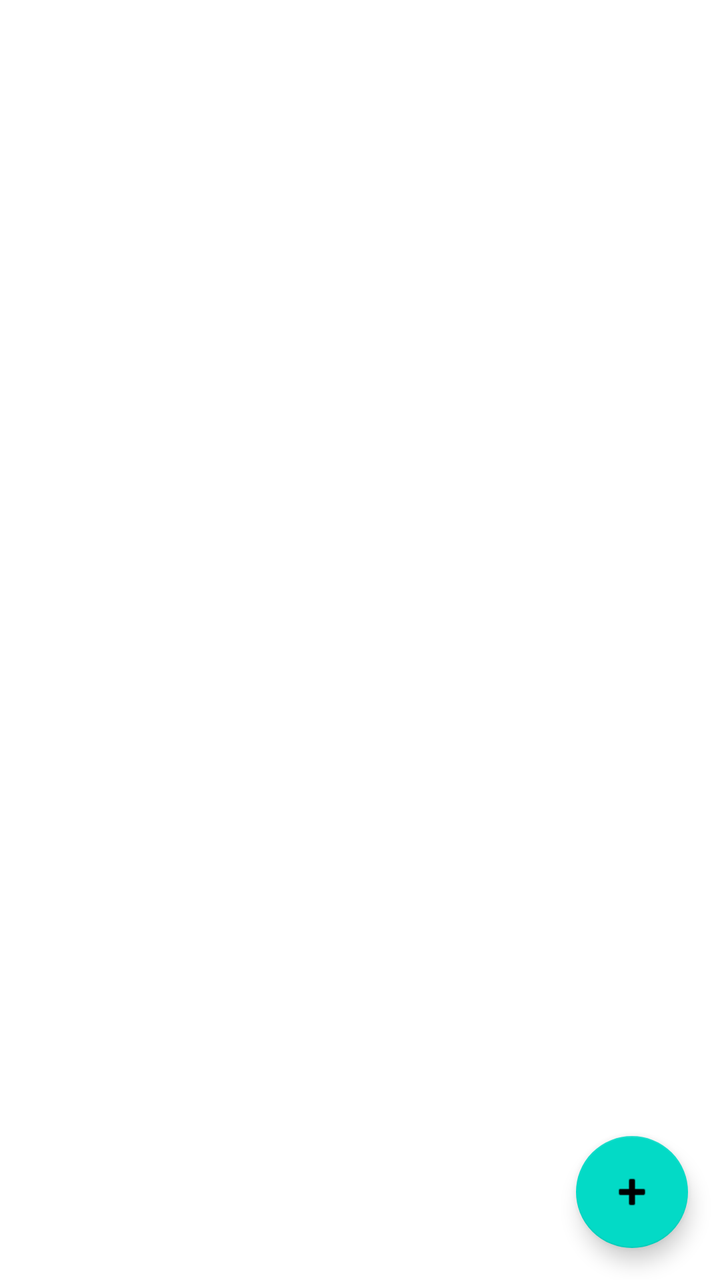
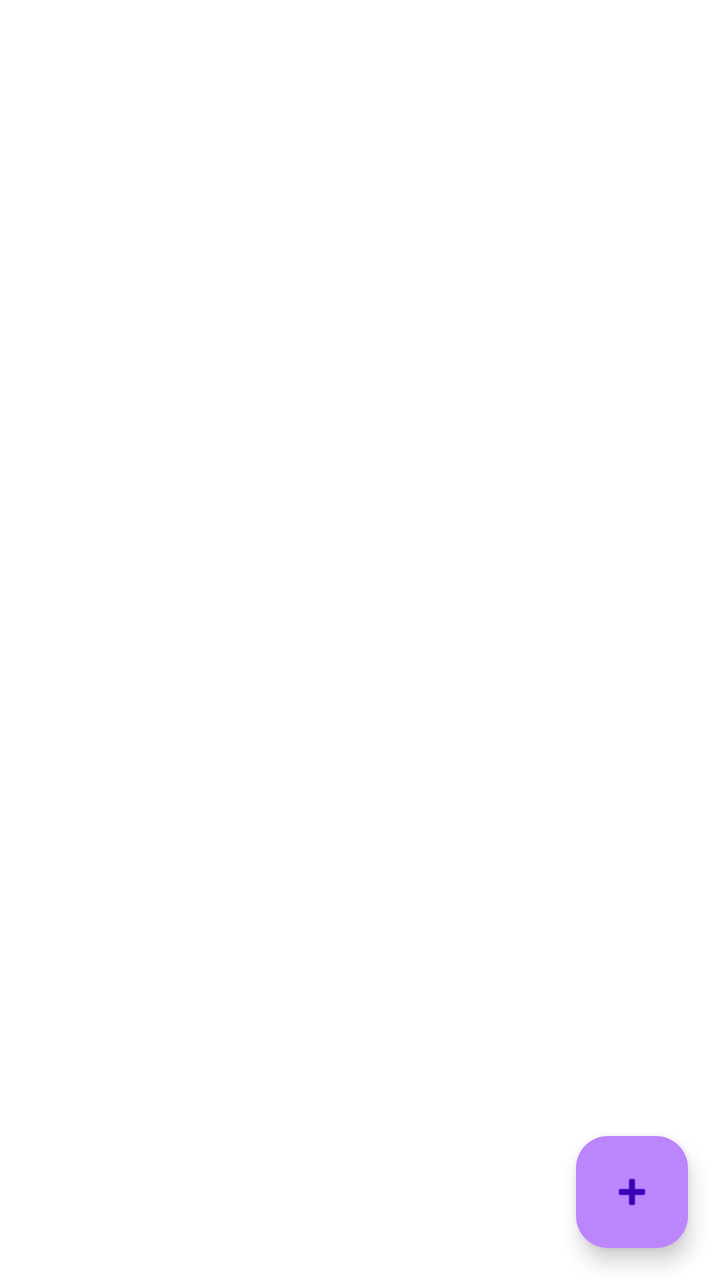

Two renders of the same Android screen: before a commit and after it. Below are the layout's source before the change and the commit's diff.
<!-- AndroidManifest.xml: application theme Theme.EasyESP -->
<!-- res/layout/fragment_known_devices.xml -->
<?xml version="1.0" encoding="utf-8"?>
<androidx.constraintlayout.widget.ConstraintLayout xmlns:android="http://schemas.android.com/apk/res/android"
    xmlns:app="http://schemas.android.com/apk/res-auto"
    xmlns:tools="http://schemas.android.com/tools"
    android:layout_width="match_parent"
    android:layout_height="match_parent"
    android:background="@color/white"
    tools:context=".KnownDevicesFragment">

    
    <androidx.recyclerview.widget.RecyclerView
        android:id="@+id/recycler_view_known_devices"
        android:layout_width="377dp"
        android:layout_height="694dp"
        android:clipToPadding="false"
        android:padding="8dp"
        app:layout_constraintBottom_toBottomOf="parent"
        app:layout_constraintEnd_toEndOf="parent"
        app:layout_constraintStart_toStartOf="parent"
        app:layout_constraintTop_toTopOf="parent"
        tools:listitem="@layout/item_known_device" />

    
    <com.google.android.material.floatingactionbutton.FloatingActionButton
        android:id="@+id/fab_add_known_device"
        android:layout_width="wrap_content"
        android:layout_height="wrap_content"
        android:layout_margin="16dp"
        android:clickable="true"
        android:contentDescription="Add New Device Manually"
        android:focusable="true"
        app:layout_constraintBottom_toBottomOf="parent"
        app:layout_constraintEnd_toEndOf="parent"
        app:srcCompat="@android:drawable/ic_input_add" />

</androidx.constraintlayout.widget.ConstraintLayout>
<!-- res/layout/item_known_device.xml (included above) -->
<?xml version="1.0" encoding="utf-8"?>
<androidx.cardview.widget.CardView xmlns:android="http://schemas.android.com/apk/res/android"
    android:layout_width="match_parent"
    android:layout_height="wrap_content"
    android:layout_marginStart="8dp"
    android:layout_marginTop="4dp"
    android:layout_marginEnd="8dp"
    android:layout_marginBottom="4dp"
    android:clickable="true"
    android:focusable="true"
    android:foreground="?android:attr/selectableItemBackground">

    <LinearLayout
        android:id="@+id/known_device_layout"
        android:layout_width="match_parent"
        android:layout_height="wrap_content"
        android:background="@color/teal_700"
        android:orientation="vertical"
        android:padding="16dp">

        <TextView
            android:id="@+id/known_device_name"
            android:layout_width="wrap_content"
            android:layout_height="wrap_content"
            android:text="ESP32 Living Room"
            android:textColor="@android:color/white"
            android:textSize="18sp"
            android:textStyle="bold" />

        <TextView
            android:id="@+id/known_device_ip"
            android:layout_width="wrap_content"
            android:layout_height="wrap_content"
            android:layout_marginTop="4dp"
            android:text="192.168.1.123"
            android:textAlignment="viewEnd"
            android:textColor="@color/white"
            android:textSize="14sp"
            android:textStyle="bold" />
    </LinearLayout>
</androidx.cardview.widget.CardView>
<!-- resources referenced by this layout -->
<resources>
  <color name="teal_700">#FF018786</color>
  <color name="white">#FFFFFFFF</color>
  <style name="Theme.EasyESP" parent="Theme.MaterialComponents.DayNight.NoActionBar">
          
      </style>
</resources>

<!-- the commit's change to res/layout/fragment_known_devices.xml (unified diff, before → after) -->
@@ -4,14 +4,12 @@
     xmlns:tools="http://schemas.android.com/tools"
     android:layout_width="match_parent"
     android:layout_height="match_parent"
-    android:background="@color/white"
     tools:context=".KnownDevicesFragment">
 
-    
     <androidx.recyclerview.widget.RecyclerView
         android:id="@+id/recycler_view_known_devices"
-        android:layout_width="377dp"
-        android:layout_height="694dp"
+        android:layout_width="0dp"
+        android:layout_height="0dp"
         android:clipToPadding="false"
         android:padding="8dp"
         app:layout_constraintBottom_toBottomOf="parent"
@@ -20,15 +18,12 @@
         app:layout_constraintTop_toTopOf="parent"
         tools:listitem="@layout/item_known_device" />
 
-    
     <com.google.android.material.floatingactionbutton.FloatingActionButton
         android:id="@+id/fab_add_known_device"
         android:layout_width="wrap_content"
         android:layout_height="wrap_content"
         android:layout_margin="16dp"
-        android:clickable="true"
-        android:contentDescription="Add New Device Manually"
-        android:focusable="true"
+        android:contentDescription="Add New Device"
         app:layout_constraintBottom_toBottomOf="parent"
         app:layout_constraintEnd_toEndOf="parent"
         app:srcCompat="@android:drawable/ic_input_add" />
<!-- resource entries referenced after the edit -->
@@ -2,8 +2,48 @@
 <resources>
   <color name="teal_700">#FF018786</color>
   <color name="white">#FFFFFFFF</color>
-  <style name="Theme.EasyESP" parent="Theme.MaterialComponents.DayNight.NoActionBar">
+  <style name="Theme.EasyESP" parent="Theme.Material3.DayNight.NoActionBar">
           
+          <item name="colorPrimary">@color/purple_500</item>
+          <item name="colorOnPrimary">@color/white</item>
+          <item name="colorPrimaryContainer">@color/purple_200</item>
+          <item name="colorOnPrimaryContainer">@color/purple_700</item>
+  
+          
+          <item name="colorSecondary">@color/teal_200</item>
+          <item name="colorOnSecondary">@color/black</item>
+          <item name="colorSecondaryContainer">@color/teal_700</item>
+          <item name="colorOnSecondaryContainer">@color/white</item>
+  
+          
+          <item name="android:windowBackground">?attr/colorSurface</item>
+          <item name="colorSurface">@color/white</item>
+          <item name="colorOnSurface">@color/black</item>
+          <item name="colorSurfaceVariant">#F2F0F4</item>
+          <item name="colorOnSurfaceVariant">#49454F</item>
+  
+          
+          <item name="android:statusBarColor">@color/purple_700</item>
+  
+          
+          <item name="textInputStyle">@style/Widget.Material3.TextInputLayout.OutlinedBox</item>
+  
+          
+          <item name="navigationViewStyle">@style/Widget.EasyESP.NavigationView</item>
+      </style>
+  <color name="purple_500">#FF6200EE</color>
+  <color name="purple_200">#FFBB86FC</color>
+  <color name="purple_700">#FF3700B3</color>
+  <color name="teal_200">#FF03DAC5</color>
+  <color name="black">#FF000000</color>
+  <style name="Widget.EasyESP.NavigationView" parent="Widget.Material3.NavigationView">
+          <item name="itemTextColor">@color/white</item>
+          <item name="itemIconTint">@color/white</item>
+          <item name="itemTextAppearance">@style/TextAppearance.EasyESP.NavMenu</item>
+      </style>
+  <style name="TextAppearance.EasyESP.NavMenu" parent="TextAppearance.Material3.LabelLarge">
+          <item name="android:textStyle">bold</item>
+          <item name="android:textColor">@color/white</item>
       </style>
 </resources>
 
